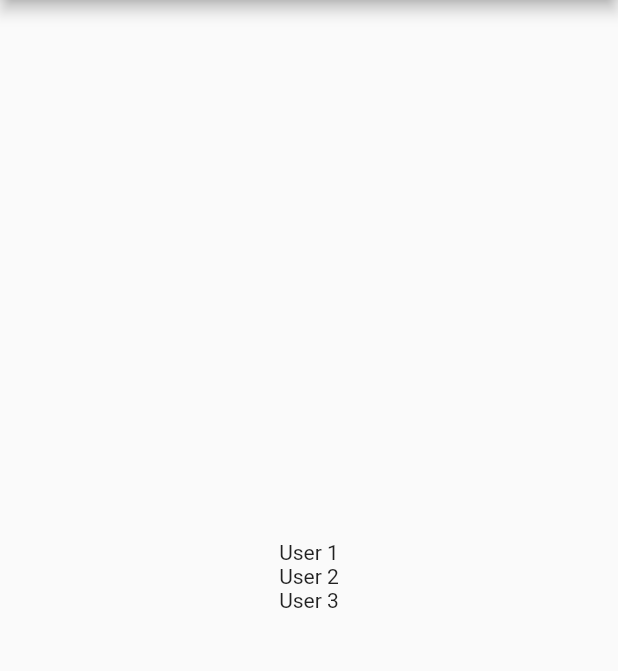
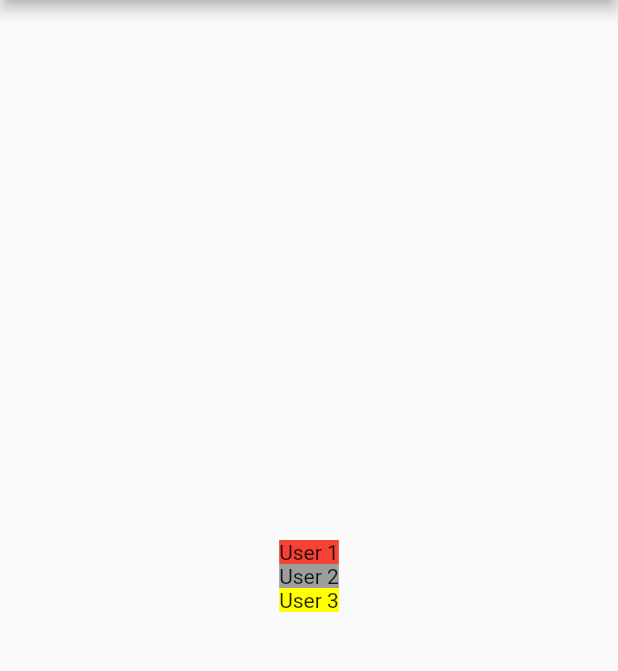
Before and after one commit to nandaarya/github_user_list_app, a Flutter app: the screen it shows after launch, on a phone screen of 412 x 824 dp, the part 84-755 px from its top. Run offline on Flutter 3.47's test engine with Material 2 defaults, Android fonts, the phone set to English and light mode, and no system bars; our stand-ins replace splashscreen.

Commit message:
add container to text

```diff
--- a/lib/main.dart
+++ b/lib/main.dart
@@ -19,10 +19,10 @@ class MyApp extends StatelessWidget {
         body: Center(
           child: Column(
             mainAxisAlignment: MainAxisAlignment.center,
-            children: const [
-              Text("User 1"),
-              Text("User 2"),
-              Text("User 3")
+            children: [
+              Container(color: Colors.red, child: Text("User 1")),
+              Container(color: Colors.grey, child: Text("User 2")),
+              Container(color: Colors.yellowAccent, child: Text("User 3"))
             ],
           ),
         ),
```
